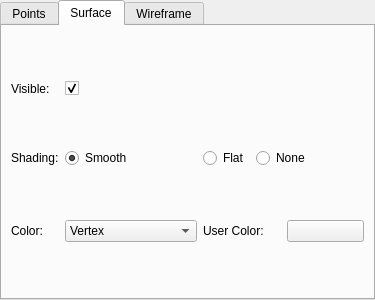
Above: src/ext/qt/gui/mesh_render_settings_frame.ui from cnr-isti-vclab/vclib before the change. Below: the same form after it.
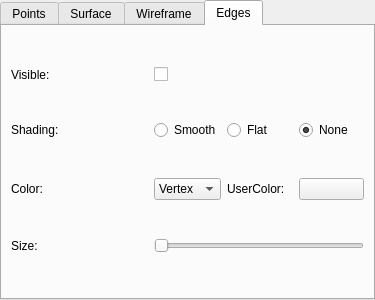
That is the form after the change.

Commit message: MeshRenderSettingsFrame supports edges

```diff
--- a/src/ext/qt/gui/mesh_render_settings_frame.ui
+++ b/src/ext/qt/gui/mesh_render_settings_frame.ui
@@ -29,7 +29,7 @@
    <item row="0" column="0">
     <widget class="QTabWidget" name="tabWidget">
      <property name="currentIndex">
-      <number>1</number>
+      <number>3</number>
      </property>
      <widget class="QWidget" name="pointsTab">
       <attribute name="title">
@@ -624,6 +624,198 @@
        </item>
       </layout>
      </widget>
+     <widget class="QWidget" name="edgesTab">
+      <attribute name="title">
+       <string>Edges</string>
+      </attribute>
+      <layout class="QGridLayout" name="gridLayout_5">
+       <item row="2" column="0" colspan="2">
+        <widget class="QLabel" name="label_18">
+         <property name="sizePolicy">
+          <sizepolicy hsizetype="Minimum" vsizetype="Preferred">
+           <horstretch>0</horstretch>
+           <verstretch>0</verstretch>
+          </sizepolicy>
+         </property>
+         <property name="text">
+          <string>Shading:</string>
+         </property>
+        </widget>
+       </item>
+       <item row="3" column="0" colspan="2">
+        <widget class="QLabel" name="label_16">
+         <property name="sizePolicy">
+          <sizepolicy hsizetype="Minimum" vsizetype="Preferred">
+           <horstretch>0</horstretch>
+           <verstretch>0</verstretch>
+          </sizepolicy>
+         </property>
+         <property name="text">
+          <string>Color:</string>
+         </property>
+        </widget>
+       </item>
+       <item row="4" column="2" colspan="3">
+        <widget class="QSlider" name="edgesSizelSlider">
+         <property name="sizePolicy">
+          <sizepolicy hsizetype="Expanding" vsizetype="Fixed">
+           <horstretch>0</horstretch>
+           <verstretch>0</verstretch>
+          </sizepolicy>
+         </property>
+         <property name="minimum">
+          <number>1</number>
+         </property>
+         <property name="maximum">
+          <number>10</number>
+         </property>
+         <property name="orientation">
+          <enum>Qt::Horizontal</enum>
+         </property>
+        </widget>
+       </item>
+       <item row="1" column="2">
+        <widget class="QCheckBox" name="edgesVisibilityCheckBox">
+         <property name="sizePolicy">
+          <sizepolicy hsizetype="Preferred" vsizetype="Fixed">
+           <horstretch>0</horstretch>
+           <verstretch>0</verstretch>
+          </sizepolicy>
+         </property>
+         <property name="text">
+          <string/>
+         </property>
+        </widget>
+       </item>
+       <item row="2" column="2">
+        <widget class="QRadioButton" name="edgesShadingSmoothRadioButton">
+         <property name="text">
+          <string>Smooth</string>
+         </property>
+        </widget>
+       </item>
+       <item row="2" column="4">
+        <widget class="QRadioButton" name="edgesShadingNoneRadioButton">
+         <property name="text">
+          <string>None</string>
+         </property>
+         <property name="checked">
+          <bool>true</bool>
+         </property>
+        </widget>
+       </item>
+       <item row="4" column="0" colspan="2">
+        <widget class="QLabel" name="label_20">
+         <property name="sizePolicy">
+          <sizepolicy hsizetype="Minimum" vsizetype="Preferred">
+           <horstretch>0</horstretch>
+           <verstretch>0</verstretch>
+          </sizepolicy>
+         </property>
+         <property name="text">
+          <string>Size:</string>
+         </property>
+        </widget>
+       </item>
+       <item row="3" column="2">
+        <widget class="QComboBox" name="edgesColorComboBox">
+         <property name="sizePolicy">
+          <sizepolicy hsizetype="Preferred" vsizetype="Fixed">
+           <horstretch>0</horstretch>
+           <verstretch>0</verstretch>
+          </sizepolicy>
+         </property>
+         <property name="currentIndex">
+          <number>0</number>
+         </property>
+         <item>
+          <property name="text">
+           <string>Vertex</string>
+          </property>
+         </item>
+         <item>
+          <property name="text">
+           <string>Edges</string>
+          </property>
+         </item>
+         <item>
+          <property name="text">
+           <string>Mesh</string>
+          </property>
+         </item>
+         <item>
+          <property name="text">
+           <string>User</string>
+          </property>
+         </item>
+        </widget>
+       </item>
+       <item row="1" column="0" colspan="2">
+        <widget class="QLabel" name="label_17">
+         <property name="sizePolicy">
+          <sizepolicy hsizetype="Minimum" vsizetype="Preferred">
+           <horstretch>0</horstretch>
+           <verstretch>0</verstretch>
+          </sizepolicy>
+         </property>
+         <property name="text">
+          <string>Visible:</string>
+         </property>
+        </widget>
+       </item>
+       <item row="2" column="3">
+        <widget class="QRadioButton" name="edgesShadingFlatRadioButton">
+         <property name="text">
+          <string>Flat</string>
+         </property>
+        </widget>
+       </item>
+       <item row="3" column="3" colspan="2">
+        <widget class="QFrame" name="edgesUserColorFrame">
+         <property name="frameShape">
+          <enum>QFrame::NoFrame</enum>
+         </property>
+         <property name="frameShadow">
+          <enum>QFrame::Plain</enum>
+         </property>
+         <layout class="QHBoxLayout" name="horizontalLayout_4">
+          <property name="spacing">
+           <number>6</number>
+          </property>
+          <property name="leftMargin">
+           <number>0</number>
+          </property>
+          <property name="topMargin">
+           <number>0</number>
+          </property>
+          <property name="rightMargin">
+           <number>0</number>
+          </property>
+          <property name="bottomMargin">
+           <number>0</number>
+          </property>
+          <item>
+           <widget class="QLabel" name="label_19">
+            <property name="text">
+             <string>UserColor:</string>
+            </property>
+           </widget>
+          </item>
+          <item>
+           <widget class="QPushButton" name="edgesColorDialogPushButton">
+            <property name="styleSheet">
+             <string notr="true"/>
+            </property>
+            <property name="text">
+             <string/>
+            </property>
+           </widget>
+          </item>
+         </layout>
+        </widget>
+       </item>
+      </layout>
+     </widget>
     </widget>
    </item>
   </layout>
```
Left out of the diff: 4 changed lines with no effect on the pictures. The commit also changes 4 other files.
